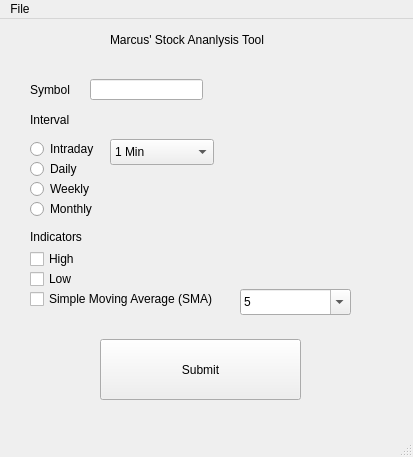
The window that interface.ui (marcus-leung/stockmarketanalysistool) describes before a commit, drawn with Qt 5.
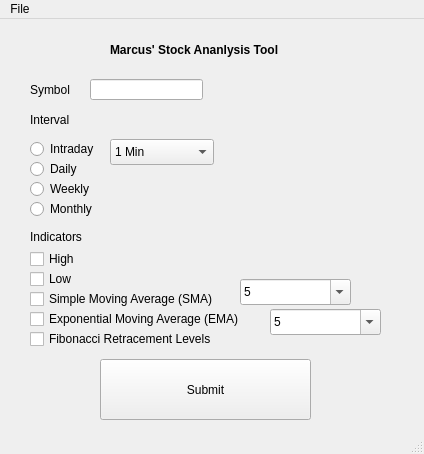
The same window after the commit.

Patch:
```diff
--- a/interface.ui
+++ b/interface.ui
@@ -6,8 +6,8 @@
    <rect>
     <x>0</x>
     <y>0</y>
-    <width>413</width>
-    <height>457</height>
+    <width>424</width>
+    <height>454</height>
    </rect>
   </property>
   <property name="windowTitle">
@@ -146,8 +146,8 @@
     <property name="geometry">
      <rect>
       <x>100</x>
-      <y>320</y>
-      <width>201</width>
+      <y>340</y>
+      <width>211</width>
       <height>61</height>
      </rect>
     </property>
@@ -224,7 +224,7 @@
     <property name="geometry">
      <rect>
       <x>240</x>
-      <y>270</y>
+      <y>260</y>
       <width>111</width>
       <height>26</height>
      </rect>
@@ -257,15 +257,81 @@
     <property name="geometry">
      <rect>
       <x>110</x>
-      <y>0</y>
+      <y>10</y>
       <width>211</width>
       <height>41</height>
      </rect>
     </property>
+    <property name="font">
+     <font>
+      <weight>75</weight>
+      <bold>true</bold>
+      <kerning>true</kerning>
+     </font>
+    </property>
     <property name="text">
      <string>Marcus' Stock Ananlysis Tool</string>
     </property>
    </widget>
+   <widget class="QCheckBox" name="fib_lvl">
+    <property name="geometry">
+     <rect>
+      <x>30</x>
+      <y>310</y>
+      <width>211</width>
+      <height>20</height>
+     </rect>
+    </property>
+    <property name="text">
+     <string>Fibonacci Retracement Levels</string>
+    </property>
+   </widget>
+   <widget class="QCheckBox" name="EMA">
+    <property name="geometry">
+     <rect>
+      <x>30</x>
+      <y>290</y>
+      <width>241</width>
+      <height>20</height>
+     </rect>
+    </property>
+    <property name="text">
+     <string>Exponential Moving Average (EMA)</string>
+    </property>
+   </widget>
+   <widget class="QComboBox" name="EMA_period">
+    <property name="geometry">
+     <rect>
+      <x>270</x>
+      <y>290</y>
+      <width>111</width>
+      <height>26</height>
+     </rect>
+    </property>
+    <property name="editable">
+     <bool>true</bool>
+    </property>
+    <item>
+     <property name="text">
+      <string>5</string>
+     </property>
+    </item>
+    <item>
+     <property name="text">
+      <string>10</string>
+     </property>
+    </item>
+    <item>
+     <property name="text">
+      <string>15</string>
+     </property>
+    </item>
+    <item>
+     <property name="text">
+      <string>20</string>
+     </property>
+    </item>
+   </widget>
    <zorder>symbol_label</zorder>
    <zorder>intraday_button</zorder>
    <zorder>daily_button</zorder>
@@ -287,7 +353,7 @@
     <rect>
      <x>0</x>
      <y>0</y>
-     <width>413</width>
+     <width>424</width>
      <height>24</height>
     </rect>
    </property>
```
Left out of the diff: 5 changed lines with no effect on the pictures.
